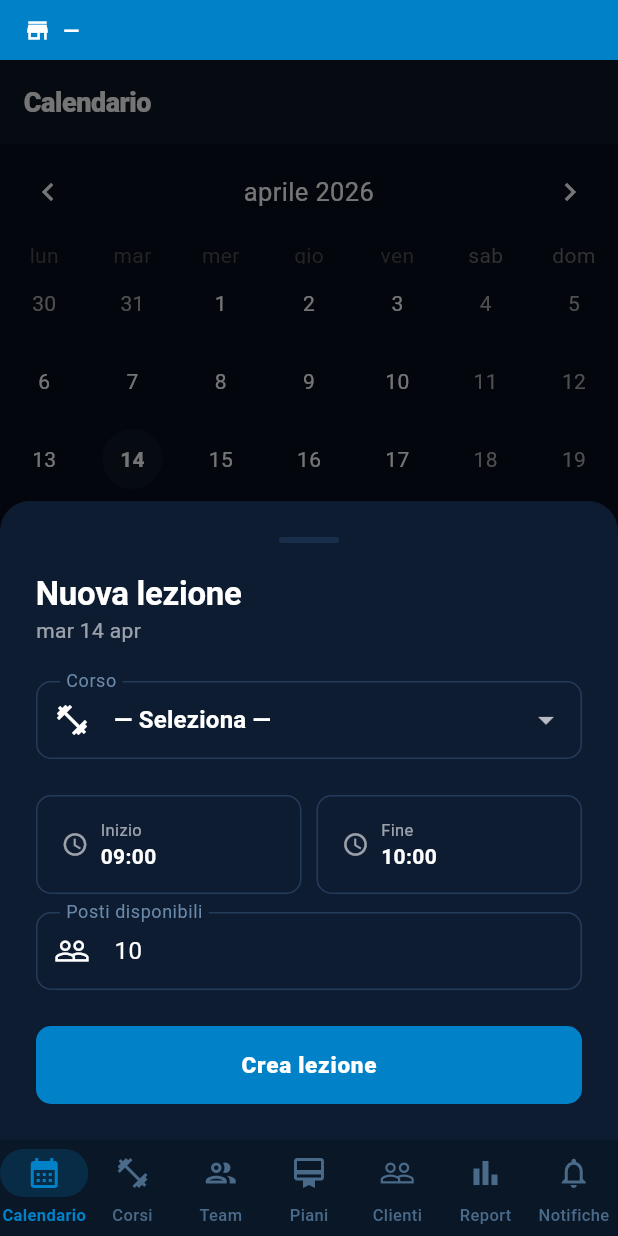
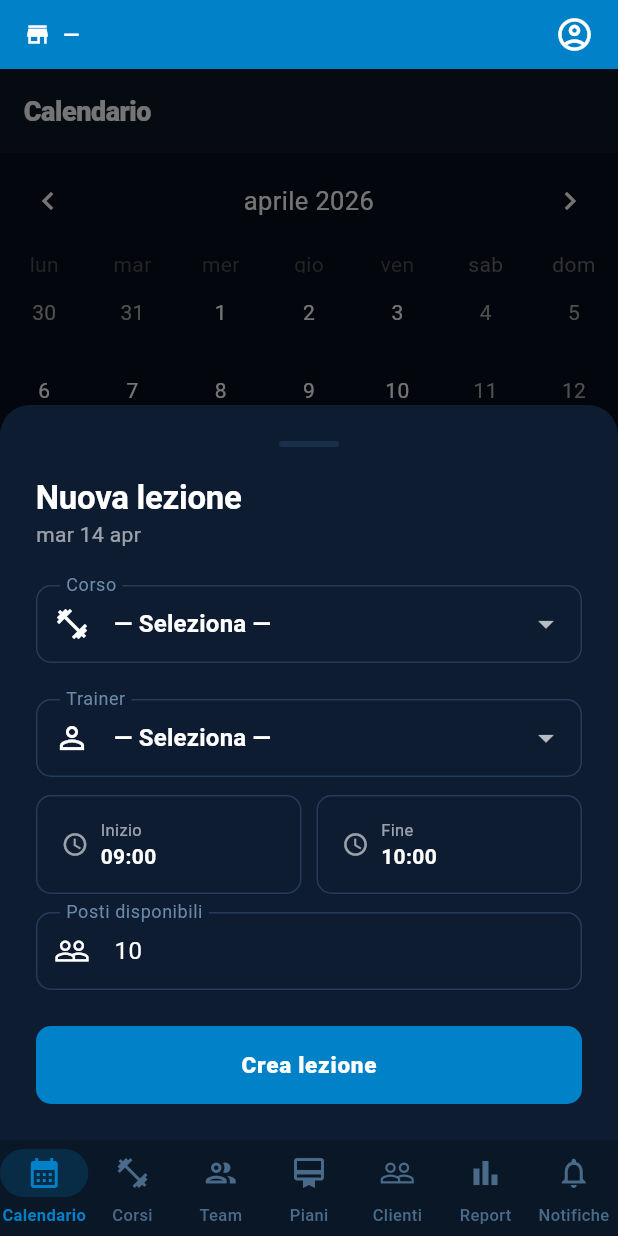
Before and after one commit to federicomosca/3fstudio, a Flutter app: the OwnerCalendarScreen screen opened by its route, after a tap on "Aggiungi lezione", on a phone screen of 412 x 824 dp. Run offline on Flutter 3.47's test engine with Material 3 defaults, Android fonts, the phone set to English and light mode, and no system bars; drawn by our look-alikes of table_calendar; our stand-ins replace cached_network_image, flutter_riverpod, go_router, image_picker, supabase_flutter; accounts and stored records are empty.

Commit message:
more stuff

```diff
--- a/lib/features/owner/screens/owner_calendar_screen.dart
+++ b/lib/features/owner/screens/owner_calendar_screen.dart
@@ -82,6 +82,29 @@ final _ownerCoursesProvider =
       .eq('studio_id', studioId)
       .order('name');
   return (data as List).cast<Map<String, dynamic>>();
+});
+
+final _ownerTrainersProvider =
+    FutureProvider<List<Map<String, dynamic>>>((ref) async {
+  final studioId = ref.watch(currentStudioIdProvider);
+  if (studioId == null) return [];
+  final client = ref.watch(supabaseClientProvider);
+
+  final data = await client
+      .from('user_studio_roles')
+      .select('users(id, full_name)')
+      .eq('studio_id', studioId)
+      .inFilter('role', ['trainer', 'class_owner', 'owner']);
+
+  final Map<String, Map<String, dynamic>> byUser = {};
+  for (final row in (data as List)) {
+    final user = row['users'] as Map<String, dynamic>?;
+    if (user == null) continue;
+    byUser[user['id'] as String] ??= user;
+  }
+  return byUser.values.toList()
+    ..sort((a, b) =>
+        (a['full_name'] as String).compareTo(b['full_name'] as String));
 });
 
 // ── Screen ────────────────────────────────────────────────────────────────────
@@ -680,6 +703,7 @@ class _CreateLessonSheet extends ConsumerStatefulWidget {
 class _CreateLessonSheetState extends ConsumerState<_CreateLessonSheet> {
   String? _courseId;
   String? _roomId;
+  String? _trainerId;
   late DateTime _startTime;
   late DateTime _endTime;
   final _capCtrl = TextEditingController();
@@ -731,6 +755,10 @@ class _CreateLessonSheetState extends ConsumerState<_CreateLessonSheet> {
       setState(() => _error = 'Seleziona un corso');
       return;
     }
+    if (_trainerId == null) {
+      setState(() => _error = 'Seleziona un trainer');
+      return;
+    }
     if (!_endTime.isAfter(_startTime)) {
       setState(() => _error = 'L\'orario di fine deve essere dopo l\'inizio');
       return;
@@ -740,6 +768,7 @@ class _CreateLessonSheetState extends ConsumerState<_CreateLessonSheet> {
       final client = ref.read(supabaseClientProvider);
       await client.from('lessons').insert({
         'course_id':  _courseId,
+        'trainer_id': _trainerId,
         'starts_at':  _startTime.toUtc().toIso8601String(),
         'ends_at':    _endTime.toUtc().toIso8601String(),
         'capacity':   int.tryParse(_capCtrl.text.trim()) ?? 10,
@@ -769,6 +798,7 @@ class _CreateLessonSheetState extends ConsumerState<_CreateLessonSheet> {
     final theme = Theme.of(context);
     final courses = ref.watch(_ownerCoursesProvider);
     final rooms = ref.watch(_ownerRoomsProvider);
+    final trainers = ref.watch(_ownerTrainersProvider);
     final timeFmt = DateFormat('HH:mm');
     final dateFmt = DateFormat('EEE d MMM', 'it');
 
@@ -843,6 +873,28 @@ class _CreateLessonSheetState extends ConsumerState<_CreateLessonSheet> {
                       ],
                       onChanged: (v) => setState(() => _roomId = v),
                     ),
+            ),
+            const SizedBox(height: 12),
+
+            // Trainer
+            trainers.when(
+              loading: () => const LinearProgressIndicator(),
+              error: (e, _) => const SizedBox.shrink(),
+              data: (list) => DropdownButtonFormField<String?>(
+                initialValue: _trainerId,
+                decoration: const InputDecoration(
+                  labelText: 'Trainer',
+                  prefixIcon: Icon(Icons.person_outline),
+                ),
+                items: [
+                  const DropdownMenuItem(value: null, child: Text('— Seleziona —')),
+                  ...list.map((t) => DropdownMenuItem(
+                        value: t['id'] as String,
+                        child: Text(t['full_name'] as String),
+                      )),
+                ],
+                onChanged: (v) => setState(() => _trainerId = v),
+              ),
             ),
             const SizedBox(height: 12),
 
--- a/lib/features/shared/screens/studio_info_screen.dart
+++ b/lib/features/shared/screens/studio_info_screen.dart
@@ -32,7 +32,7 @@ final _studioTrainersProvider =
       .from('user_studio_roles')
       .select('role, users(id, full_name, bio, avatar_url, specializations)')
       .eq('studio_id', studioId)
-      .inFilter('role', ['trainer', 'class_owner', 'gym_owner']);
+      .inFilter('role', ['trainer', 'class_owner', 'owner']);
 
   // Deduplica per utente
   final Map<String, Map<String, dynamic>> byUser = {};
--- a/lib/features/staff/screens/my_courses_screen.dart
+++ b/lib/features/staff/screens/my_courses_screen.dart
@@ -1,5 +1,6 @@
 import 'package:flutter/material.dart';
 import 'package:flutter_riverpod/flutter_riverpod.dart';
+import 'package:go_router/go_router.dart';
 
 import '../../../core/theme/app_theme.dart';
 import '../../../features/auth/providers/auth_provider.dart';
@@ -62,7 +63,7 @@ class MyCoursesScreen extends ConsumerWidget {
                     subtitle: Text(
                         '${isGroup ? 'Collettivo' : 'Personal'} · cancella entro ${window}h'),
                     trailing: const Icon(Icons.chevron_right),
-                    onTap: () {},
+                    onTap: () => context.push('/staff/courses/${c['id']}'),
                   );
                 },
               ),
--- a/lib/features/staff/screens/staff_calendar_screen.dart
+++ b/lib/features/staff/screens/staff_calendar_screen.dart
@@ -320,6 +320,7 @@ class _ProposeLessonSheetState extends ConsumerState<_ProposeLessonSheet> {
       final client = ref.read(supabaseClientProvider);
       await client.from('lessons').insert({
         'course_id':   _courseId,
+        'trainer_id':  user?.id,      // Il trainer che propone è il responsabile
         'starts_at':   _startTime.toUtc().toIso8601String(),
         'ends_at':     _endTime.toUtc().toIso8601String(),
         'capacity':    int.tryParse(_capCtrl.text.trim()) ?? 10,
--- a/lib/shared/widgets/owner_shell.dart
+++ b/lib/shared/widgets/owner_shell.dart
@@ -152,6 +152,15 @@ class _StudioSelectorBar extends ConsumerWidget {
                 ),
                 if (studios.length > 1)
                   const Icon(Icons.expand_more, color: Colors.white, size: 20),
+                const SizedBox(width: 4),
+                GestureDetector(
+                  onTap: () => context.push('/owner/profile'),
+                  child: const Padding(
+                    padding: EdgeInsets.only(left: 4),
+                    child: Icon(Icons.account_circle_outlined,
+                        color: Colors.white, size: 26),
+                  ),
+                ),
               ],
             ),
           ),
```
Also changed, not shown: lib/features/calendar/providers/lessons_provider.dart (+18 -4 lines), 1 other file.
